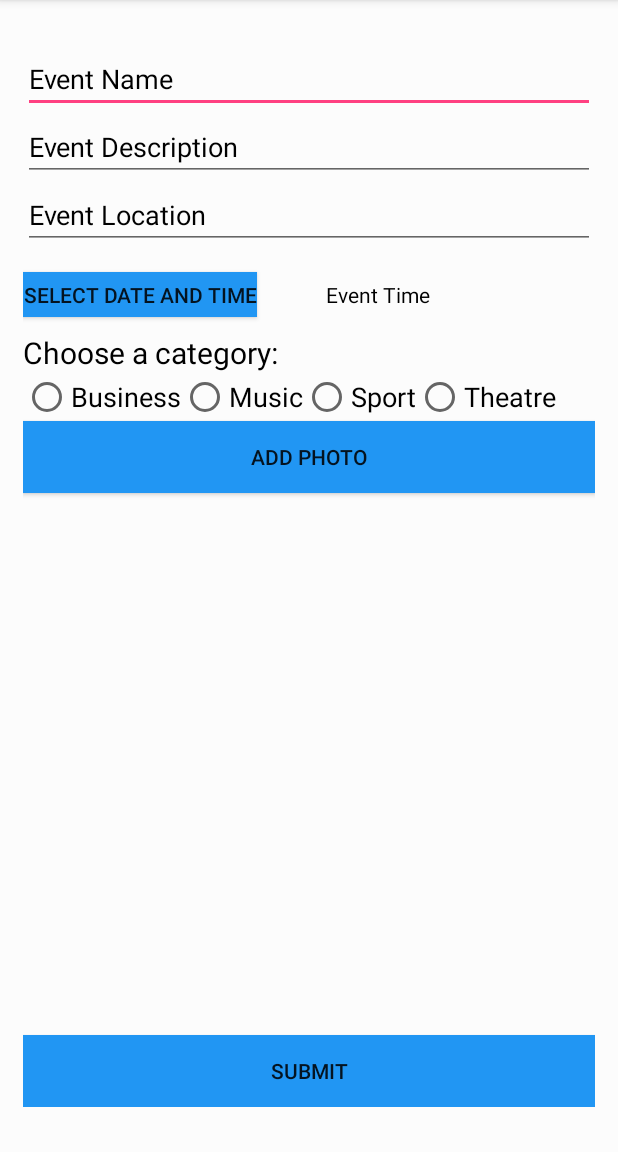
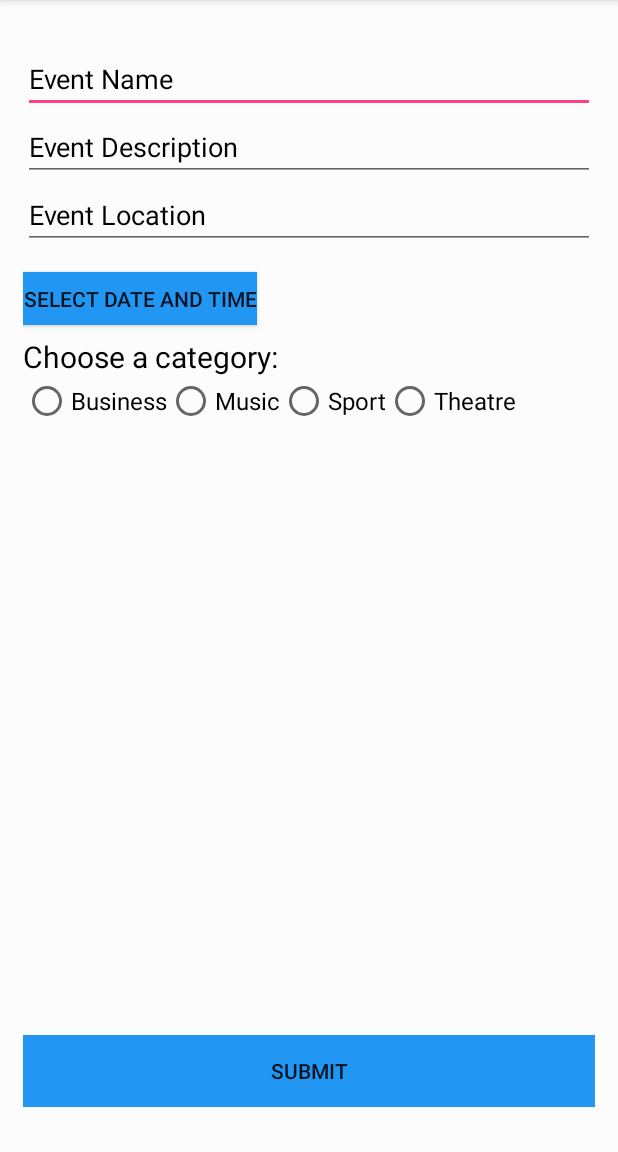
Before and after one commit to artikrh/EventoProject, an Android app: the PostEventActivity screen opened directly, with no data from a screen before it, on a phone screen of 412 x 824 dp, the part 84-1236 px from its top. Run offline under Robolectric (Android 15) with nearby library versions, the phone set to English and light mode, and no system bars; our stand-ins replace Firebase (no records; nobody signed in at launch, a user with empty details on screens opened directly).

Commit message:
Last commit

```diff
--- a/app/src/main/res/layout/activity_post_event.xml
+++ b/app/src/main/res/layout/activity_post_event.xml
@@ -58,7 +58,7 @@
             android:layout_alignBaseline="@id/btnTime"
             android:layout_toEndOf="@id/btnTime"
             android:ems="10"
-            android:hint="Event Time"
+            android:hint=" "
             android:textAlignment="center"
             android:inputType="none"
             android:textColor="?attr/textcolor"
@@ -68,7 +68,7 @@
         <Button
             android:id="@+id/btnTime"
             android:layout_width="wrap_content"
-            android:layout_height="30dp"
+            android:layout_height="35dp"
             android:layout_alignParentStart="true"
             android:layout_below="@+id/etLocation"
             android:background="?attr/buttoncolor"
@@ -97,7 +97,7 @@
                 android:layout_height="wrap_content"
                 android:textColor="?attr/textcolor"
                 android:text="Business"
-                android:textSize="18dp"
+                android:textSize="16dp"
                 />
 
             <RadioButton
@@ -106,7 +106,7 @@
                 android:layout_height="wrap_content"
                 android:textColor="?attr/textcolor"
                 android:text="Music"
-                android:textSize="18dp"
+                android:textSize="16dp"
                 />
 
             <RadioButton
@@ -115,7 +115,7 @@
                 android:layout_height="wrap_content"
                 android:textColor="?attr/textcolor"
                 android:text="Sport"
-                android:textSize="18dp"
+                android:textSize="16dp"
                 />
 
             <RadioButton
@@ -124,10 +124,11 @@
                 android:layout_height="wrap_content"
                 android:textColor="?attr/textcolor"
                 android:text="Theatre"
-                android:textSize="18dp"
+                android:textSize="16dp"
                 />
         </RadioGroup>
 
+        <!--
         <Button
             android:id="@+id/btnPhoto"
             android:layout_width="match_parent"
@@ -143,7 +144,7 @@
             android:layout_marginBottom="20dp"
             android:layout_above="@+id/btnSubmit"
             android:layout_centerHorizontal="true" />
-
+        -->
         <Button
             android:id="@+id/btnSubmit"
             android:layout_width="match_parent"
```
Also changed, not shown: app/src/main/java/com/ick/eventoproject/PostEventActivity.java (+14 -12 lines).
